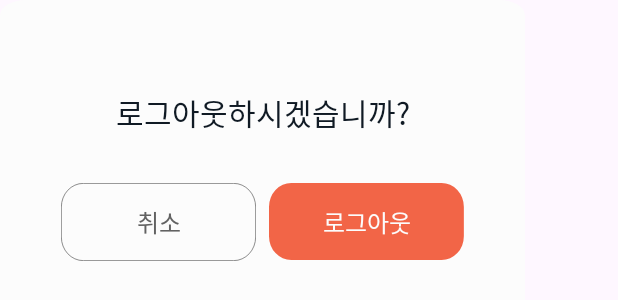
After one commit to kizizip/REPER, an Android app: the layout dialog_logout.xml on its own in the app's theme, with its tools: preview values and no code run, on a phone screen of 412 x 824 dp. The commit adds this screen. Shown: the top 300 px of the screen. Run offline under Robolectric (Android 15) with nearby library versions, the phone set to English and light mode, and no system bars.

Commit message:
[feat] front - xml 작업
- dialog_delete_account (계정삭제 다이얼로그)
- dialog_notice (공지사항 다이얼로그)
- dialog_reuqest_access (권한 요청 다이얼로그)
- dialog_logout (로그아웃 다이얼로그)
- fragment_edit_my_account 에서 회원탈퇴 추가

```diff
--- /dev/null
+++ b/reper_front/app/src/main/res/drawable/deleteaccount_delete_btn.xml
@@ -0,0 +1,9 @@
+<vector xmlns:android="http://schemas.android.com/apk/res/android"
+    android:width="133dp"
+    android:height="50dp"
+    android:viewportWidth="133"
+    android:viewportHeight="50">
+  <path
+      android:pathData="M15.19,0L117.71,0A15.19,15.19 0,0 1,132.9 15.19L132.9,34.18A15.19,15.19 0,0 1,117.71 49.36L15.19,49.36A15.19,15.19 0,0 1,0 34.18L0,15.19A15.19,15.19 0,0 1,15.19 0z"
+      android:fillColor="#F26547"/>
+</vector>
--- /dev/null
+++ b/reper_front/app/src/main/res/drawable/home_notice_dialog_back.xml
@@ -0,0 +1,9 @@
+<vector xmlns:android="http://schemas.android.com/apk/res/android"
+    android:width="329dp"
+    android:height="332dp"
+    android:viewportWidth="329"
+    android:viewportHeight="332">
+  <path
+      android:pathData="M16,0L313,0A16,16 0,0 1,329 16L329,316A16,16 0,0 1,313 332L16,332A16,16 0,0 1,0 316L0,16A16,16 0,0 1,16 0z"
+      android:fillColor="#FCFCFC"/>
+</vector>
--- /dev/null
+++ b/reper_front/app/src/main/res/drawable/request_btn_no.xml
@@ -0,0 +1,14 @@
+<vector xmlns:android="http://schemas.android.com/apk/res/android"
+    android:width="130dp"
+    android:height="52dp"
+    android:viewportWidth="140"
+    android:viewportHeight="52">
+  <path
+      android:pathData="M16,0.25L124,0.25A15.75,15.75 0,0 1,139.75 16L139.75,36A15.75,15.75 0,0 1,124 51.75L16,51.75A15.75,15.75 0,0 1,0.25 36L0.25,16A15.75,15.75 0,0 1,16 0.25z"
+      android:fillColor="#FCFCFC"/>
+  <path
+      android:pathData="M16,0.25L124,0.25A15.75,15.75 0,0 1,139.75 16L139.75,36A15.75,15.75 0,0 1,124 51.75L16,51.75A15.75,15.75 0,0 1,0.25 36L0.25,16A15.75,15.75 0,0 1,16 0.25z"
+      android:strokeWidth="0.5"
+      android:fillColor="#00000000"
+      android:strokeColor="#626262"/>
+</vector>
--- /dev/null
+++ b/reper_front/app/src/main/res/layout/dialog_logout.xml
@@ -0,0 +1,72 @@
+<?xml version="1.0" encoding="utf-8"?>
+<androidx.constraintlayout.widget.ConstraintLayout xmlns:android="http://schemas.android.com/apk/res/android"
+    xmlns:app="http://schemas.android.com/apk/res-auto"
+    xmlns:tools="http://schemas.android.com/tools"
+    android:layout_width="350dp"
+    android:layout_height="wrap_content"
+    android:padding="40dp"
+    android:background="@drawable/home_notice_dialog_back">
+
+    <TextView
+        android:id="@+id/logout_d_tv_title"
+        android:layout_width="wrap_content"
+        android:layout_height="wrap_content"
+        android:layout_marginTop="20dp"
+        android:fontFamily="@font/pretendard_semibold"
+        android:text="로그아웃하시겠습니까?"
+        android:textAlignment="center"
+        android:textColor="@color/black"
+        android:textSize="20sp"
+        app:layout_constraintEnd_toEndOf="parent"
+        app:layout_constraintStart_toStartOf="parent"
+        app:layout_constraintTop_toTopOf="parent" />
+
+    <androidx.constraintlayout.widget.ConstraintLayout
+        android:id="@+id/logout_d_btn_positive"
+        android:layout_width="130dp"
+        android:layout_height="52dp"
+        android:layout_marginStart="8dp"
+        android:layout_marginTop="32dp"
+        android:background="@drawable/deleteaccount_delete_btn"
+        app:layout_constraintEnd_toEndOf="parent"
+        app:layout_constraintHorizontal_bias="0.5"
+        app:layout_constraintStart_toEndOf="@+id/logout_d_btn_cancel"
+        app:layout_constraintTop_toBottomOf="@+id/logout_d_tv_title">
+
+        <TextView
+            android:layout_width="wrap_content"
+            android:layout_height="wrap_content"
+            android:fontFamily="@font/pretendard_semibold"
+            android:text="로그아웃"
+            android:textColor="@color/white"
+            android:textSize="16sp"
+            app:layout_constraintBottom_toBottomOf="parent"
+            app:layout_constraintEnd_toEndOf="parent"
+            app:layout_constraintStart_toStartOf="parent"
+            app:layout_constraintTop_toTopOf="parent" />
+    </androidx.constraintlayout.widget.ConstraintLayout>
+
+    <androidx.constraintlayout.widget.ConstraintLayout
+        android:id="@+id/logout_d_btn_cancel"
+        android:layout_width="130dp"
+        android:layout_height="52dp"
+        android:background="@drawable/request_btn_no"
+        app:layout_constraintEnd_toStartOf="@+id/logout_d_btn_positive"
+        app:layout_constraintHorizontal_bias="0.5"
+        app:layout_constraintStart_toStartOf="parent"
+        app:layout_constraintTop_toTopOf="@+id/logout_d_btn_positive">
+
+        <TextView
+            android:layout_width="wrap_content"
+            android:layout_height="wrap_content"
+            android:fontFamily="@font/pretendard_semibold"
+            android:text="취소"
+            android:textColor="@color/darkgray"
+            android:textSize="16sp"
+            app:layout_constraintBottom_toBottomOf="parent"
+            app:layout_constraintEnd_toEndOf="parent"
+            app:layout_constraintStart_toStartOf="parent"
+            app:layout_constraintTop_toTopOf="parent" />
+    </androidx.constraintlayout.widget.ConstraintLayout>
+
+</androidx.constraintlayout.widget.ConstraintLayout>
```
Also changed, not shown: reper_front/app/src/main/res/drawable/request_btn_yes.xml (added, +9 -0 lines), reper_front/app/src/main/res/layout/dialog_delete_account.xml (added, +72 -0 lines), reper_front/app/src/main/res/layout/dialog_notice.xml (added, +52 -0 lines), reper_front/app/src/main/res/layout/dialog_request_access.xml (added, +144 -0 lines), reper_front/app/src/main/res/layout/fragment_edit_my_account.xml (+17 -4 lines).
